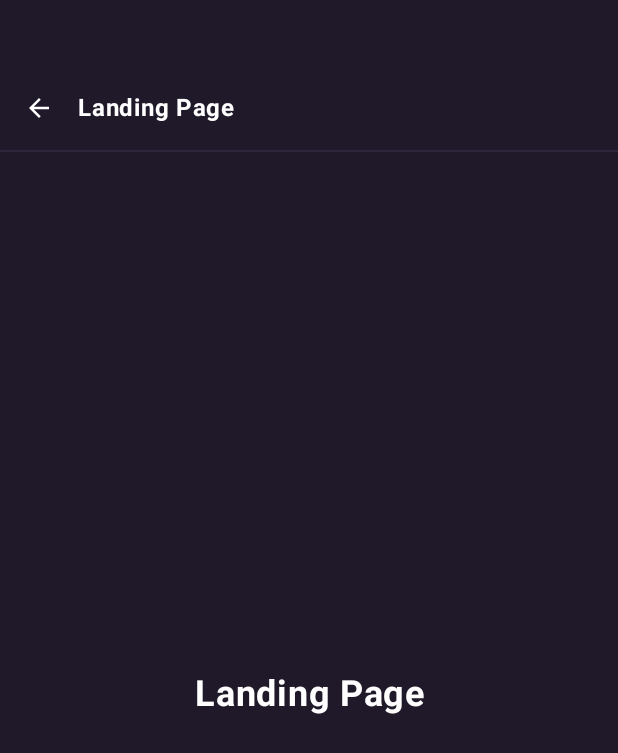
After one commit to AnantSagar13/JarOnboardingProject, an Android app built with Jetpack Compose: the composable LandingPageScreen shown on its own in the app's theme, on a phone screen of 412 x 824 dp. The commit adds this screen. Shown: the top 753 px of the screen. Run offline under Robolectric (Android 15) with nearby library versions, the phone set to English and light mode, and no system bars.

Commit message:
Landing Page and BackPress Implementation

```diff
--- a/app/src/main/java/com/anant/assignment/jar/presentation/components/CircularCtaButton.kt
+++ b/app/src/main/java/com/anant/assignment/jar/presentation/components/CircularCtaButton.kt
@@ -44,7 +44,7 @@ fun CircularCtaButton(
             .height(48.dp)
             .graphicsLayer(translationY = offsetY)
             .clip(RoundedCornerShape(31.dp))
-            .background(Color(0xFF272239))
+            .background(Color(android.graphics.Color.parseColor(saveButtonCta.backgroundColor)))
             .clickable {
                 isClicked = true
                 onClick()
@@ -61,7 +61,7 @@ fun CircularCtaButton(
                 modifier = Modifier.width(85.dp).height(20.dp),
                 fontSize = 14.sp,
                 fontWeight = FontWeight.Bold,
-                color = Color(0xFFFDF3D6),
+                color = Color(android.graphics.Color.parseColor(saveButtonCta.textColor)),
                 textAlign = TextAlign.Center,
                 lineHeight = 20.sp,
                 maxLines = 1
--- /dev/null
+++ b/app/src/main/java/com/anant/assignment/jar/presentation/screens/LandingPageScreen.kt
@@ -0,0 +1,90 @@
+package com.anant.assignment.jar.presentation.screens
+
+import androidx.compose.foundation.background
+import androidx.compose.foundation.layout.*
+import androidx.compose.material.icons.Icons
+import androidx.compose.material.icons.automirrored.filled.ArrowBack
+import androidx.compose.material3.*
+import androidx.compose.runtime.Composable
+import androidx.compose.ui.Alignment
+import androidx.compose.ui.Modifier
+import androidx.compose.ui.graphics.Color
+import androidx.compose.ui.graphics.graphicsLayer
+import androidx.compose.ui.text.font.FontWeight
+import androidx.compose.ui.text.style.TextAlign
+import androidx.compose.ui.unit.dp
+import androidx.compose.ui.unit.sp
+
+@Composable
+fun LandingPageScreen(
+    onBackClick: () -> Unit,
+    modifier: Modifier = Modifier
+) {
+    Column(
+        modifier = modifier
+            .fillMaxSize()
+            .background(Color(0xFF201929))
+    ) {
+        // Add top padding for status bar
+        Spacer(modifier = Modifier.height(44.dp))
+
+        // Header section - 360 Fill × 56
+        Row(
+            modifier = Modifier
+                .fillMaxWidth()
+                .height(56.dp)
+                .padding(horizontal = 16.dp),
+            verticalAlignment = Alignment.CenterVertically,
+            horizontalArrangement = Arrangement.spacedBy(16.dp)
+        ) {
+            // Back button
+            IconButton(
+                onClick = onBackClick,
+                modifier = Modifier.size(20.dp)
+            ) {
+                Icon(
+                    imageVector = Icons.AutoMirrored.Filled.ArrowBack,
+                    contentDescription = "Back",
+                    tint = Color.White,
+                    modifier = Modifier.size(20.dp)
+                )
+            }
+
+            // Header Landing Page text
+            Text(
+                text = "Landing Page",
+                fontSize = 16.sp,
+                fontWeight = FontWeight.Bold,
+                color = Color.White,
+                lineHeight = 24.sp,
+                maxLines = 1
+            )
+        }
+
+        // Divider
+        Divider(
+            modifier = Modifier
+                .fillMaxWidth()
+                .height(1.dp),
+            color = Color(0x1AACA1D3),
+            thickness = 1.dp
+        )
+
+        // Content area
+        Box(
+            modifier = Modifier
+                .fillMaxSize(),
+            contentAlignment = Alignment.Center
+        ) {
+            // Centered Landing Page text
+            Text(
+                text = "Landing Page",
+                fontSize = 24.sp,
+                fontWeight = FontWeight.Bold,
+                color = Color.White,
+                lineHeight = 24.sp,
+                textAlign = TextAlign.Center
+            )
+        }
+    }
+}
```
Also changed, not shown: app/src/main/java/com/anant/assignment/jar/MainActivity.kt (+25 -5 lines), app/src/main/java/com/anant/assignment/jar/data/models/EducationData.kt (+27 -1 lines), app/src/main/java/com/anant/assignment/jar/presentation/components/SequentialEducationCard.kt (+16 -5 lines), app/src/main/java/com/anant/assignment/jar/presentation/screens/SequentialAnimationScreen.kt (+97 -136 lines).
